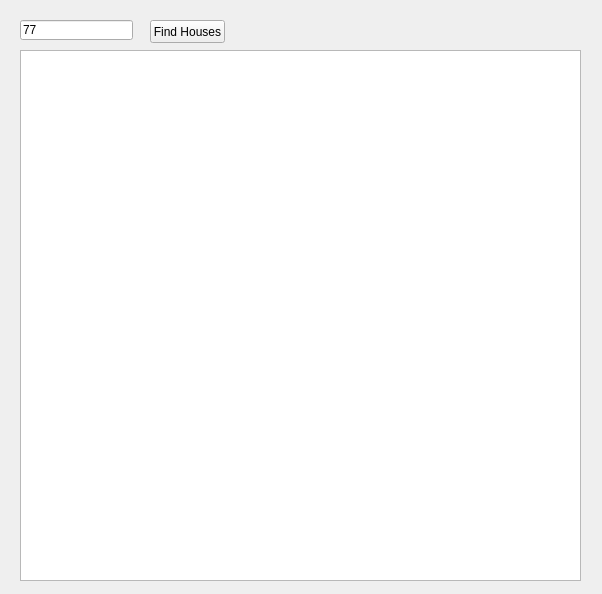
The window that XmlAddressParse.ui (Altsdandre/XmlAddressParse) describes before a commit, drawn with Qt 5.
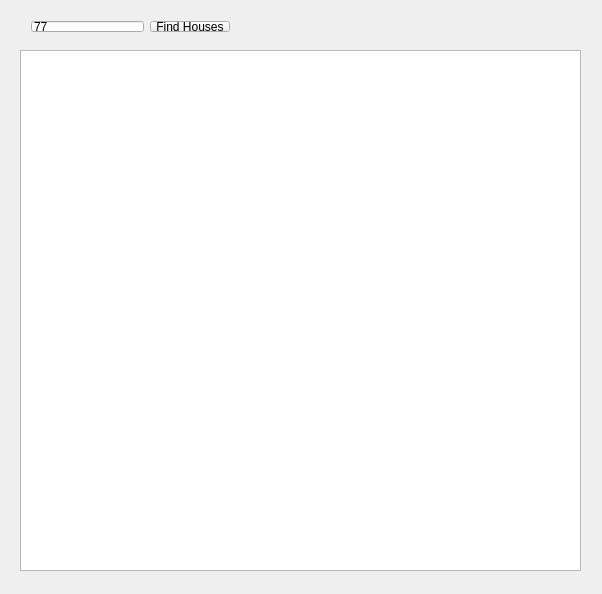
The same window after the commit.

```diff
--- a/XmlAddressParse.ui
+++ b/XmlAddressParse.ui
@@ -49,7 +49,7 @@
       <x>20</x>
       <y>50</y>
       <width>561</width>
-      <height>531</height>
+      <height>521</height>
      </rect>
     </property>
    </widget>
@@ -359,31 +359,31 @@
      <string>Find Additional</string>
     </property>
    </widget>
-   <widget class="QPushButton" name="findHousesButton">
-    <property name="geometry">
-     <rect>
-      <x>150</x>
-      <y>20</y>
-      <width>75</width>
-      <height>23</height>
-     </rect>
-    </property>
-    <property name="text">
-     <string>Find Houses</string>
-    </property>
-   </widget>
-   <widget class="QLineEdit" name="findHousesEdit">
+   <widget class="QWidget" name="horizontalLayoutWidget">
     <property name="geometry">
      <rect>
       <x>20</x>
-      <y>20</y>
-      <width>113</width>
-      <height>20</height>
+      <y>10</y>
+      <width>221</width>
+      <height>33</height>
      </rect>
     </property>
-    <property name="text">
-     <string>77</string>
-    </property>
+    <layout class="QHBoxLayout" name="horizontalLayout">
+     <item>
+      <widget class="QLineEdit" name="findHousesEdit">
+       <property name="text">
+        <string>77</string>
+       </property>
+      </widget>
+     </item>
+     <item>
+      <widget class="QPushButton" name="findHousesButton">
+       <property name="text">
+        <string>Find Houses</string>
+       </property>
+      </widget>
+     </item>
+    </layout>
    </widget>
    <zorder>copyEdit</zorder>
    <zorder>findButton</zorder>
```
Left out of the diff: 9 changed lines with no effect on the pictures.
